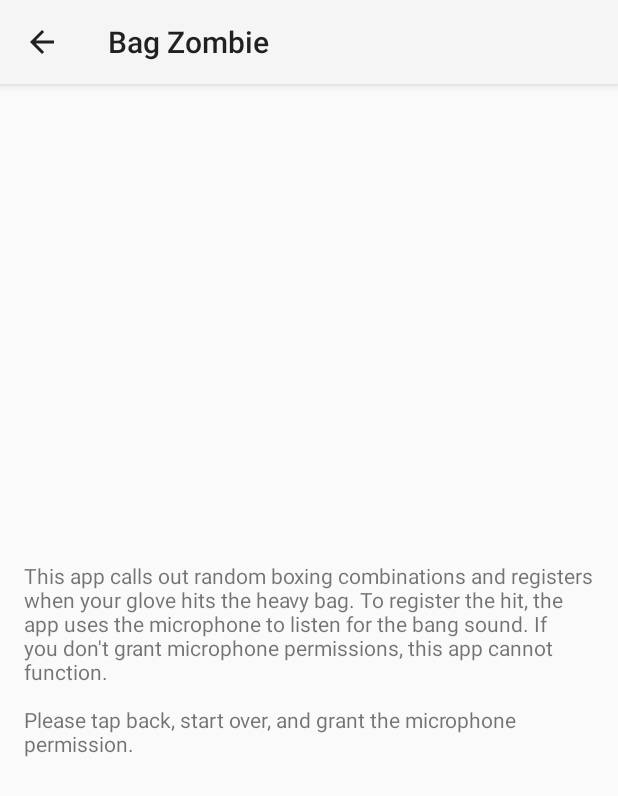
After one commit to thomasfischersm/BagZombie, an Android app: the MicrophonePermissionNeededActivity screen opened directly, with no data from a screen before it, on a phone screen of 412 x 824 dp. The commit adds this screen. Shown: the top 796 px of the screen. Run offline under Robolectric (Android 15) with nearby library versions, the phone set to English and light mode, and no system bars.

Commit message:
Updated code to request microphone permissions.

```diff
--- a/app/src/main/java/com/playposse/heavybagzombie/activity/ManualFightSetupActivity.java
+++ b/app/src/main/java/com/playposse/heavybagzombie/activity/ManualFightSetupActivity.java
@@ -158,6 +158,10 @@
                     View lastChild = customPunchesGrid.getChildAt(childCount - 1);
                     int childWidth = lastChild.getWidth();
                     int gridWidth = customPunchesGrid.getWidth();
+                    if (childWidth == 0) {
+                        // The view is not attached.
+                        return;
+                    }
                     int columnCount = gridWidth / childWidth;
                     if (customPunchesGrid.getColumnCount() == columnCount) {
                         return;
--- /dev/null
+++ b/app/src/main/java/com/playposse/heavybagzombie/activity/MicrophonePermissionNeededActivity.java
@@ -0,0 +1,25 @@
+package com.playposse.heavybagzombie.activity;
+
+import android.support.v7.app.AppCompatActivity;
+import android.os.Bundle;
+
+import com.playposse.heavybagzombie.R;
+
+/**
+ * An {@link android.app.Activity} that is shown to the user after requesting the microphone
+ * permission failed.
+ */
+public class MicrophonePermissionNeededActivity extends ParentActivity {
+
+    @Override
+    protected int getLayoutResId() {
+        return R.layout.activity_microphone_permission_needed;
+    }
+
+    @Override
+    protected void onCreate(Bundle savedInstanceState) {
+        super.onCreate(savedInstanceState);
+
+        getSupportActionBar().setDisplayHomeAsUpEnabled(true);
+    }
+}
--- a/app/src/main/java/com/playposse/heavybagzombie/service/fight/v2/PunchTimerV2.java
+++ b/app/src/main/java/com/playposse/heavybagzombie/service/fight/v2/PunchTimerV2.java
@@ -45,7 +45,8 @@
     }
 
     private AudioDispatcher startAudioDispatcher(Context context) {
-        AudioDispatcher dispatcher = AudioDispatcherFactory.fromDefaultMicrophone(SAMPLE_RATE, BUFFER_SIZE, 0);
+        AudioDispatcher dispatcher =
+                AudioDispatcherFactory.fromDefaultMicrophone(SAMPLE_RATE, BUFFER_SIZE, 0);
 
         OnsetHandler onsetHandler = new OnsetHandler() {
             @Override
--- /dev/null
+++ b/app/src/main/res/layout/activity_microphone_permission_needed.xml
@@ -0,0 +1,35 @@
+<?xml version="1.0" encoding="utf-8"?>
+<LinearLayout xmlns:android="http://schemas.android.com/apk/res/android"
+    xmlns:app="http://schemas.android.com/apk/res-auto"
+    xmlns:tools="http://schemas.android.com/tools"
+    android:id="@+id/activity_microphone_permission_needed"
+    android:layout_width="match_parent"
+    android:layout_height="match_parent"
+    android:orientation="vertical"
+    tools:context="com.playposse.heavybagzombie.activity.MicrophonePermissionNeededActivity">
+
+    <android.support.v7.widget.Toolbar
+        android:id="@+id/my_toolbar"
+        android:layout_width="match_parent"
+        android:layout_height="?attr/actionBarSize"
+        android:background="?attr/colorPrimary"
+        android:elevation="4dp"
+        android:theme="@style/ThemeOverlay.AppCompat.ActionBar"
+        app:popupTheme="@style/ThemeOverlay.AppCompat.Light" />
+
+    <RelativeLayout
+        android:layout_width="match_parent"
+        android:layout_height="match_parent"
+        android:paddingBottom="@dimen/activity_vertical_margin"
+        android:paddingLeft="@dimen/activity_horizontal_margin"
+        android:paddingRight="@dimen/activity_horizontal_margin"
+        android:paddingTop="@dimen/activity_vertical_margin">
+
+        <TextView
+            android:layout_width="wrap_content"
+            android:layout_height="wrap_content" android:layout_centerInParent="true"
+            android:text="@string/microphone_permission_rational" />
+
+    </RelativeLayout>
+
+</LinearLayout>
--- a/app/src/main/res/values/strings.xml
+++ b/app/src/main/res/values/strings.xml
@@ -32,4 +32,7 @@
         <item>Every combo and the kitchen sink</item>
         <item>Custom</item>
     </string-array>
+
+    <!-- Activity that tells the user that the microphone permission is necessary -->
+    <string name="microphone_permission_rational">This app calls out random boxing combinations and registers when your glove hits the heavy bag. To register the hit, the app uses the microphone to listen for the bang sound. If you don\'t grant microphone permissions, this app cannot function.\n\nPlease tap back, start over, and grant the microphone permission.</string>
 </resources>
```
Also changed, not shown: app/src/main/AndroidManifest.xml (+8 -1 lines), app/src/main/java/com/playposse/heavybagzombie/activity/ManualFightActivity.java (+19 -2 lines), app/src/main/java/com/playposse/heavybagzombie/activity/MicrophoneCalibrationActivity.java (+8 -16 lines), app/src/main/java/com/playposse/heavybagzombie/activity/PermittedParentActivity.java (added, +57 -0 lines), app/src/main/java/com/playposse/heavybagzombie/service/FightEngineServiceConnection.java (+15 -0 lines).
